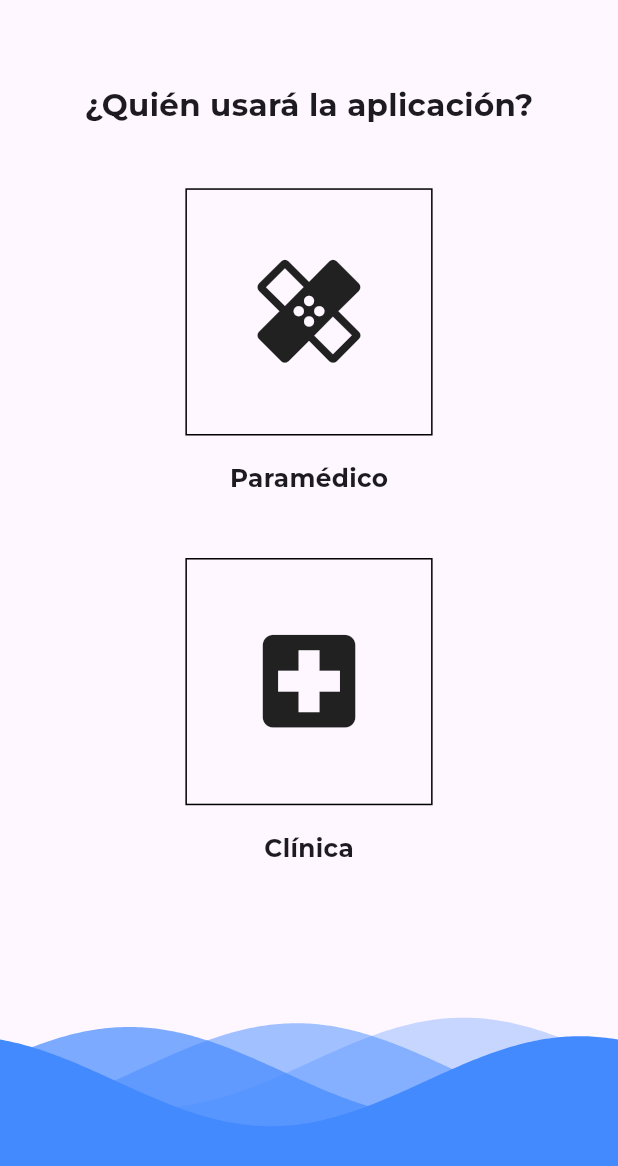
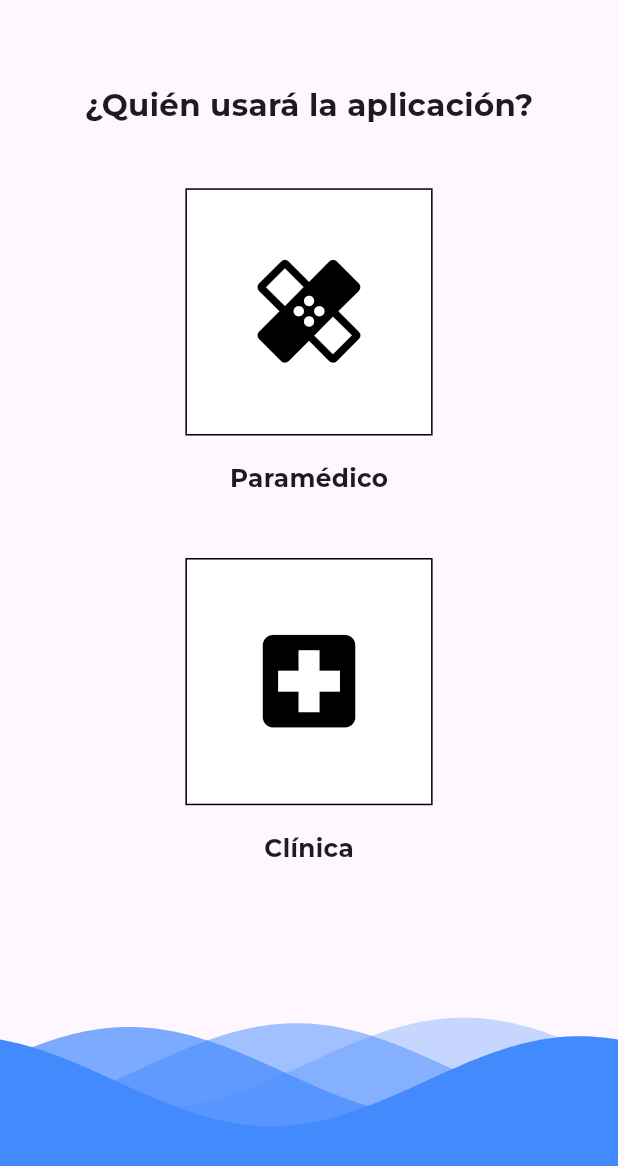
Before and after one commit to trabucko/ReportNic-Movil, a Flutter app: the screen it shows after launch, on a phone screen of 412 x 824 dp, the part 70-1236 px from its top. Run offline on Flutter 3.47's test engine with Material 3 defaults, Android fonts, the light colour scheme and no system bars; drawn by our look-alikes of wave.

Commit message:
Se Agrego Animacion de Botones En el Select_User

```diff
--- a/lib/select_user.dart
+++ b/lib/select_user.dart
@@ -2,8 +2,30 @@ import 'package:flutter/material.dart';
 import 'package:wave/config.dart';
 import 'package:wave/wave.dart';
 
-class SelectScreen extends StatelessWidget {
+class SelectScreen extends StatefulWidget {
   const SelectScreen({super.key});
+
+  @override
+  SelectScreenState createState() => SelectScreenState();
+}
+
+class SelectScreenState extends State<SelectScreen> {
+  bool isParamedicoSelected = false;
+  bool isClinicaSelected = false;
+
+  void _selectParamedico() {
+    setState(() {
+      isParamedicoSelected = true;
+      isClinicaSelected = false;
+    });
+  }
+
+  void _selectClinica() {
+    setState(() {
+      isClinicaSelected = true;
+      isParamedicoSelected = false;
+    });
+  }
 
   @override
   Widget build(BuildContext context) {
@@ -19,8 +41,7 @@ class SelectScreen extends StatelessWidget {
             'REPORTNIC',
             style: TextStyle(
               fontWeight: FontWeight.bold,
-              fontSize: screenWidth *
-                  0.07, // Ajusta el tamaño del texto según el ancho de la pantalla
+              fontSize: screenWidth * 0.07,
               color: Colors.black,
             ),
           ),
@@ -30,94 +51,87 @@ class SelectScreen extends StatelessWidget {
         children: [
           Column(
             children: [
-              const SizedBox(
-                height: kToolbarHeight - 10,
-              ),
+              const SizedBox(height: kToolbarHeight - 10),
               Center(
                 child: Text(
                   '¿Quién usará la aplicación?',
                   style: TextStyle(
                     fontFamily: 'Montserrat',
-                    fontSize: screenWidth *
-                        0.05, // Ajusta el tamaño del texto según el ancho de la pantalla
+                    fontSize: screenWidth * 0.05,
                     fontWeight: FontWeight.bold,
                   ),
                 ),
               ),
-              SizedBox(
-                  height: screenHeight *
-                      0.05), // Ajusta el espacio según la altura de la pantalla
+              SizedBox(height: screenHeight * 0.05),
               Expanded(
                 child: Column(
                   mainAxisAlignment: MainAxisAlignment.start,
                   children: [
-                    Container(
-                      height: screenWidth *
-                          0.4, // Ajusta el tamaño según el ancho de la pantalla
+                    GestureDetector(
+                      onTap: _selectParamedico,
+                      child: AnimatedContainer(
+                        duration: const Duration(milliseconds: 500),
+                        height: screenWidth * 0.4,
                         width: screenWidth * 0.4,
                         decoration: BoxDecoration(
-                        border: Border.all(
-                          color: Colors.black,
-                        ),
+                          border: Border.all(color: Colors.black),
+                          color:
+                              isParamedicoSelected ? Colors.blue : Colors.white,
                         ),
                         child: Icon(
                           Icons.healing,
-                        size: screenWidth *
-                            0.2, // Ajusta el tamaño del ícono según el ancho de la pantalla
+                          size: screenWidth * 0.2,
+                          color: isParamedicoSelected
+                              ? Colors.white
+                              : Colors.black,
                         ),
                       ),
-                    SizedBox(
-                        height: screenHeight *
-                            0.02), // Ajusta el espacio según la altura de la pantalla
+                    ),
+                    SizedBox(height: screenHeight * 0.02),
                     Text(
                       'Paramédico',
                       style: TextStyle(
                         fontWeight: FontWeight.bold,
                         fontFamily: 'Montserrat',
-                        fontSize: screenWidth *
-                            0.04, // Ajusta el tamaño del texto según el ancho de la pantalla
+                        fontSize: screenWidth * 0.04,
                       ),
                     ),
-                    SizedBox(
-                        height: screenHeight *
-                            0.05), // Ajusta el espacio según la altura de la pantalla
-                    Container(
-                      height: screenWidth *
-                          0.4, // Ajusta el tamaño según el ancho de la pantalla
+                    SizedBox(height: screenHeight * 0.05),
+                    GestureDetector(
+                      onTap: _selectClinica,
+                      child: AnimatedContainer(
+                        duration: const Duration(milliseconds: 500),
+                        height: screenWidth * 0.4,
                         width: screenWidth * 0.4,
                         decoration: BoxDecoration(
-                        border: Border.all(
-                          color: Colors.black,
-                        ),
+                          border: Border.all(color: Colors.black),
+                          color:
+                              isClinicaSelected ? Colors.green : Colors.white,
                         ),
                         child: Icon(
                           Icons.local_hospital,
-                        size: screenWidth *
-                            0.2, // Ajusta el tamaño del ícono según el ancho de la pantalla
+                          size: screenWidth * 0.2,
+                          color:
+                              isClinicaSelected ? Colors.white : Colors.black,
                         ),
                       ),
-                    SizedBox(
-                        height: screenHeight *
-                            0.02), // Ajusta el espacio según la altura de la pantalla
+                    ),
+                    SizedBox(height: screenHeight * 0.02),
                     Text(
                       'Clínica',
                       style: TextStyle(
                         fontWeight: FontWeight.bold,
                         fontFamily: 'Montserrat',
-                        fontSize: screenWidth *
-                            0.04, // Ajusta el tamaño del texto según el ancho de la pantalla
+                        fontSize: screenWidth * 0.04,
                       ),
                     ),
-                    SizedBox(
-                        height: screenHeight *
-                            0.1), // Espacio adicional para evitar que la onda cubra el texto
+                    SizedBox(height: screenHeight * 0.1),
                   ],
                 ),
               ),
             ],
           ),
           Align(
-            // WAVE
             alignment: Alignment.bottomCenter,
             child: WaveWidget(
               config: CustomConfig(
@@ -133,8 +147,8 @@ class SelectScreen extends StatelessWidget {
               ),
               size: Size(
                 double.infinity,
-                  screenHeight *
-                      0.15), // Ajusta la altura de la ola según la altura de la pantalla
+                screenHeight * 0.15,
+              ),
               waveAmplitude: 20,
             ),
           ),
```
Lines whose indentation alone changed are shown as unchanged.
